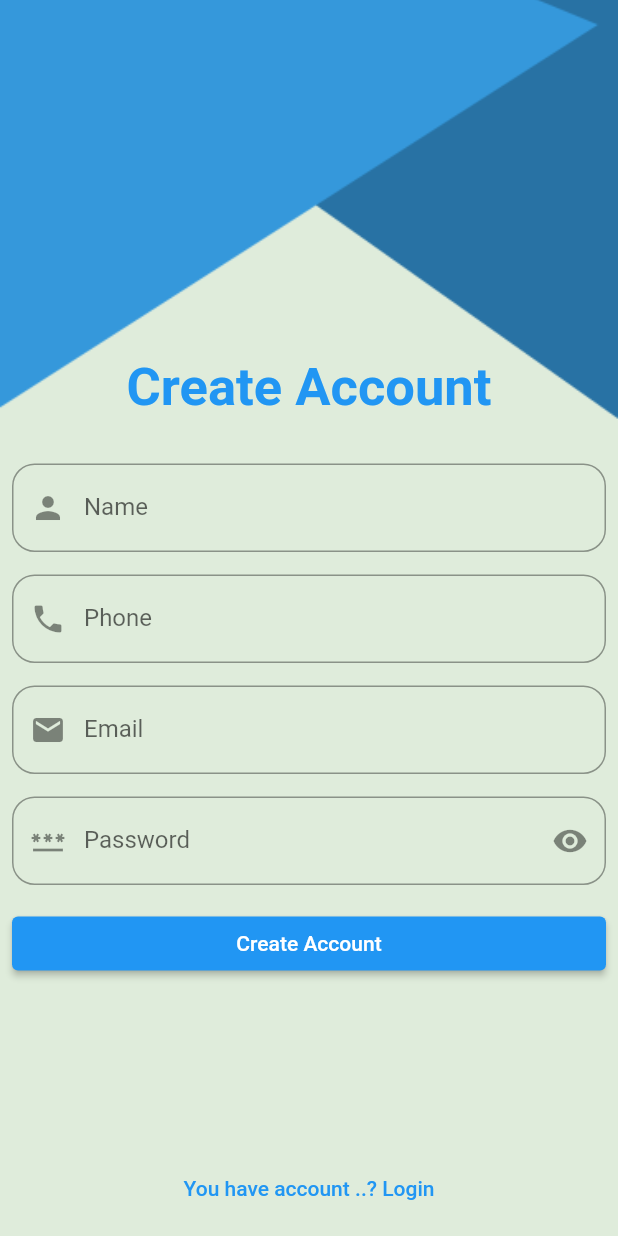
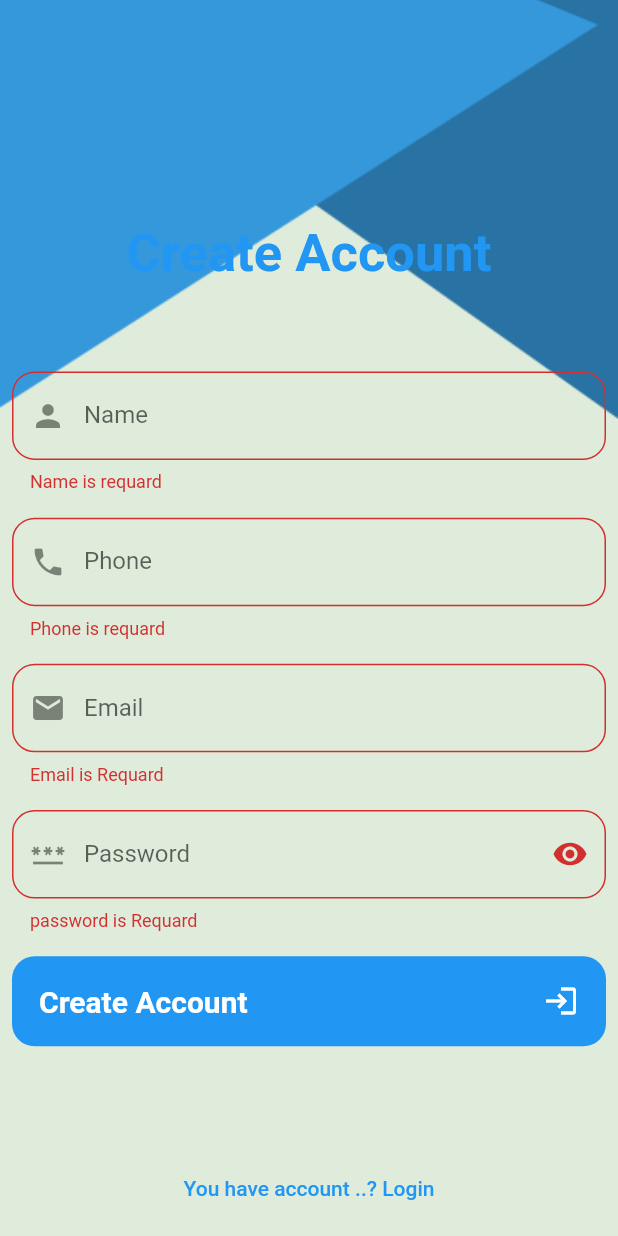
Before and after one commit to ahmedhosni-route/todo_4pm, a Flutter app: the screen it shows after launch, after a tap on "You dont have account ..? Create Now", after a tap on "Create Account", on a phone screen of 412 x 824 dp. Run offline on Flutter 3.47's test engine with Material 3 defaults, Android fonts, the phone set to English and light mode, and no system bars; our stand-ins replace awesome_snackbar_content, cloud_firestore, easy_date_timeline, firebase_auth, firebase_core, flutter_slidable; accounts and stored records are empty; network calls fail.

Commit message:
finished app

```diff
--- /dev/null
+++ b/lib/core/models/user_model.dart
@@ -0,0 +1,24 @@
+class UserModel {
+  String email;
+  String name;
+  String id;
+  String phone;
+  UserModel({
+    required this.email,
+    required this.name,
+    required this.id,
+    required this.phone,
+  });
+
+  factory UserModel.fromJson(Map<String, dynamic> json) {
+    return UserModel(
+        email: json["email"],
+        name: json["name"],
+        id: json["id"],
+        phone: json["phone"]);
+  }
+
+  Map<String, dynamic> toJson() {
+    return {"id": id, "name": name, "email": email, "phone": phone};
+  }
+}
--- a/lib/modules/auth/pages/create_account_screen.dart
+++ b/lib/modules/auth/pages/create_account_screen.dart
@@ -6,11 +6,13 @@ import '../manager/auth_provider.dart';
 
 class CreateAccountScreen extends StatelessWidget {
   static const String routeName = "createAcc";
-  const CreateAccountScreen({super.key});
+  CreateAccountScreen({super.key});
 
+  GlobalKey<FormState> formKey = GlobalKey<FormState>();
   @override
   Widget build(BuildContext context) {
     var theme = Theme.of(context);
+    Size size = MediaQuery.of(context).size;
     return ChangeNotifierProvider(
       create: (context) => AuthProvider(),
       child: Container(
@@ -28,6 +30,8 @@ class CreateAccountScreen extends StatelessWidget {
                 backgroundColor: Colors.transparent,
                 body: Padding(
                   padding: const EdgeInsets.all(8.0),
+                  child: Form(
+                    key: formKey,
                     child: Column(
                       mainAxisAlignment: MainAxisAlignment.center,
                       crossAxisAlignment: CrossAxisAlignment.center,
@@ -42,8 +46,8 @@ class CreateAccountScreen extends StatelessWidget {
                               fontWeight: FontWeight.bold,
                               color: Colors.blue),
                         ),
-                      const SizedBox(
-                        height: 30,
+                        SizedBox(
+                          height: size.height * 0.07,
                         ),
                         TextFormField(
                           controller: provider.nameController,
@@ -53,11 +57,19 @@ class CreateAccountScreen extends StatelessWidget {
                               prefixIcon: const Icon(Icons.person),
                               border: OutlineInputBorder(
                                 borderRadius: BorderRadius.circular(15),
-                              borderSide: const BorderSide(color: Colors.blue),
+                                borderSide:
+                                    const BorderSide(color: Colors.blue),
                               )),
+                          validator: (value) {
+                            if (value == null || value!.trim().isEmpty) {
+                              return "Name is requard";
+                            } else {
+                              return null;
+                            }
+                          },
                         ),
-                      const SizedBox(
-                        height: 15,
+                        SizedBox(
+                          height: size.height * 0.02,
                         ),
                         TextFormField(
                           controller: provider.phoneController,
@@ -67,11 +79,19 @@ class CreateAccountScreen extends StatelessWidget {
                               prefixIcon: const Icon(Icons.phone),
                               border: OutlineInputBorder(
                                 borderRadius: BorderRadius.circular(15),
-                              borderSide: const BorderSide(color: Colors.blue),
+                                borderSide:
+                                    const BorderSide(color: Colors.blue),
                               )),
+                          validator: (value) {
+                            if (value == null || value!.trim().isEmpty) {
+                              return "Phone is requard";
+                            } else {
+                              return null;
+                            }
+                          },
                         ),
-                      const SizedBox(
-                        height: 15,
+                        SizedBox(
+                          height: size.height * 0.02,
                         ),
                         TextFormField(
                           controller: provider.emailController,
@@ -81,11 +101,22 @@ class CreateAccountScreen extends StatelessWidget {
                               prefixIcon: const Icon(Icons.email),
                               border: OutlineInputBorder(
                                 borderRadius: BorderRadius.circular(15),
-                              borderSide: const BorderSide(color: Colors.blue),
+                                borderSide:
+                                    const BorderSide(color: Colors.blue),
                               )),
+                          validator: (value) {
+                            if (value == null || value!.trim().isEmpty) {
+                              return "Email is Requard";
+                            } else if (!RegExp(r'^[a-zA-Z0-9._%+-]+@[a-zA-Z0-9.-]+\.[a-zA-Z]{2,}$')
+                                .hasMatch(value.trim())) {
+                              return "Email is Invalid";
+                            } else {
+                              return null;
+                            }
+                          },
                         ),
-                      const SizedBox(
-                        height: 15,
+                        SizedBox(
+                          height: size.height * 0.02,
                         ),
                         TextFormField(
                           controller: provider.passwordController,
@@ -103,22 +134,55 @@ class CreateAccountScreen extends StatelessWidget {
                                       : Icons.visibility_off)),
                               border: OutlineInputBorder(
                                 borderRadius: BorderRadius.circular(15),
-                              borderSide: const BorderSide(color: Colors.blue),
+                                borderSide:
+                                    const BorderSide(color: Colors.blue),
                               )),
+                          validator: (value) {
+                            if (value == null || value.isEmpty) {
+                              return "password is Requard";
+                            } else if (value.length < 6) {
+                              return "password is must be 6 or more numbers ";
+                            } else {
+                              return null;
+                            }
+                          },
                         ),
-                      const SizedBox(
-                        height: 15,
+                        SizedBox(
+                          height: size.height * 0.02,
                         ),
                         Row(
                           children: [
                             Expanded(
-                            child: ElevatedButton(
-                                style: ElevatedButton.styleFrom(),
-                                onPressed: () {
-                                  provider.createAccount();
+                                child: InkWell(
+                              onTap: () async {
+                                if (formKey.currentState!.validate()) {
+                                  await provider.createAccount(context);
+                                }
                               },
-                                child: const Text("Create Account")),
+                              child: Container(
+                                padding: const EdgeInsets.all(18),
+                                decoration: BoxDecoration(
+                                    color: Colors.blue,
+                                    borderRadius: BorderRadius.circular(15)),
+                                child: const Row(
+                                  mainAxisAlignment:
+                                      MainAxisAlignment.spaceBetween,
+                                  children: [
+                                    Text(
+                                      "Create Account",
+                                      style: TextStyle(
+                                          fontSize: 20,
+                                          color: Colors.white,
+                                          fontWeight: FontWeight.bold),
                                     ),
+                                    Icon(
+                                      Icons.login,
+                                      color: Colors.white,
+                                    )
+                                  ],
+                                ),
+                              ),
+                            )),
                           ],
                         ),
                         const Spacer(),
@@ -131,6 +195,7 @@ class CreateAccountScreen extends StatelessWidget {
                       ],
                     ),
                   ),
+                ),
               );
             },
           )),
--- a/lib/modules/auth/pages/login_screen.dart
+++ b/lib/modules/auth/pages/login_screen.dart
@@ -2,6 +2,7 @@ import 'package:flutter/material.dart';
 import 'package:provider/provider.dart';
 import 'package:todo_4pm/modules/auth/manager/auth_provider.dart';
 import 'package:todo_4pm/modules/auth/pages/create_account_screen.dart';
+import 'package:todo_4pm/modules/layout/layout.dart';
 
 class LoginScreen extends StatelessWidget {
   static const String routeName = "loginScreen";
@@ -11,6 +12,7 @@ class LoginScreen extends StatelessWidget {
   @override
   Widget build(BuildContext context) {
     var theme = Theme.of(context);
+    Size size = MediaQuery.of(context).size;
     return ChangeNotifierProvider(
       create: (context) => AuthProvider(),
       child: Container(
@@ -40,8 +42,8 @@ class LoginScreen extends StatelessWidget {
                             fontWeight: FontWeight.bold,
                             color: Colors.blue),
                       ),
-                      const SizedBox(
-                        height: 30,
+                      SizedBox(
+                        height: size.height * 0.1,
                       ),
                       TextFormField(
                         controller: provider.emailController,
@@ -54,8 +56,8 @@ class LoginScreen extends StatelessWidget {
                               borderSide: const BorderSide(color: Colors.blue),
                             )),
                       ),
-                      const SizedBox(
-                        height: 15,
+                      SizedBox(
+                        height: size.height * 0.02,
                       ),
                       TextFormField(
                         controller: provider.passwordController,
@@ -76,19 +78,40 @@ class LoginScreen extends StatelessWidget {
                               borderSide: const BorderSide(color: Colors.blue),
                             )),
                       ),
-                      const SizedBox(
-                        height: 15,
+                      SizedBox(
+                        height: size.height * 0.02,
                       ),
                       Row(
                         children: [
                           Expanded(
-                            child: ElevatedButton(
-                                style: ElevatedButton.styleFrom(),
-                                onPressed: () {
-                                  provider.login();
-                                },
-                                child: const Text("Login")),
-                          ),
+                              child: InkWell(
+                            onTap: () async {
+                              await provider.login(context);
+                            },
+                            child: Container(
+                              padding: const EdgeInsets.all(18),
+                              decoration: BoxDecoration(
+                                  color: Colors.blue,
+                                  borderRadius: BorderRadius.circular(15)),
+                              child: const Row(
+                                mainAxisAlignment:
+                                    MainAxisAlignment.spaceBetween,
+                                children: [
+                                  Text(
+                                    "Login",
+                                    style: TextStyle(
+                                        fontSize: 20,
+                                        color: Colors.white,
+                                        fontWeight: FontWeight.bold),
+                                  ),
+                                  Icon(
+                                    Icons.login,
+                                    color: Colors.white,
+                                  )
+                                ],
+                              ),
+                            ),
+                          )),
                         ],
                       ),
                       const Spacer(),
--- a/lib/modules/layout/layout.dart
+++ b/lib/modules/layout/layout.dart
@@ -10,7 +10,7 @@ class LayoutScreen extends StatelessWidget {
   @override
   Widget build(BuildContext context) {
     return ChangeNotifierProvider(
-      create: (context) => MainProvider(),
+      create: (context) => MainProvider()..getUser(),
       child: Selector<MainProvider, int>(
         selector: (p0, p1) => p1.selectedIndex,
         builder: (context, selectedIndex, child) {
--- a/lib/modules/splash/splash_screen.dart
+++ b/lib/modules/splash/splash_screen.dart
@@ -1,3 +1,4 @@
+import 'package:firebase_auth/firebase_auth.dart';
 import 'package:flutter/material.dart';
 import 'package:todo_4pm/modules/auth/pages/login_screen.dart';
 import 'package:todo_4pm/modules/layout/layout.dart';
@@ -15,8 +16,13 @@ class _SplashScreenState extends State<SplashScreen> {
   @override
   void initState() {
     Future.delayed(const Duration(seconds: 5), () {
-      Navigator.pushNamedAndRemoveUntil(
-          context, LoginScreen.routeName, (route) => false);
+      if (FirebaseAuth.instance.currentUser != null) {
+        Navigator.pushNamedAndRemoveUntil(
+            context, LayoutScreen.routeName, (route) => false);
+      } else {
+        Navigator.pushNamedAndRemoveUntil(
+            context, LoginScreen.routeName, (route) => false);
+      }
     });
     super.initState();
   }
--- a/pubspec.yaml
+++ b/pubspec.yaml
@@ -44,6 +44,7 @@ dependencies:
   firebase_core: any
   cloud_firestore: any
   firebase_auth: ^4.16.0
+  awesome_snackbar_content: ^0.1.1
 
 
 dev_dependencies:
```
Also changed, not shown: lib/core/models/task_model.dart (+9 -1 lines), lib/core/service/firebase_functions.dart (+52 -14 lines), lib/modules/auth/manager/auth_provider.dart (+68 -7 lines), lib/modules/layout/manager/main_provider.dart (+22 -7 lines), lib/modules/layout/pages/settings_screen.dart (+15 -2 lines), lib/modules/layout/pages/task_screen.dart (+4 -4 lines), pubspec.lock. Lines whose indentation alone changed are shown as unchanged.
